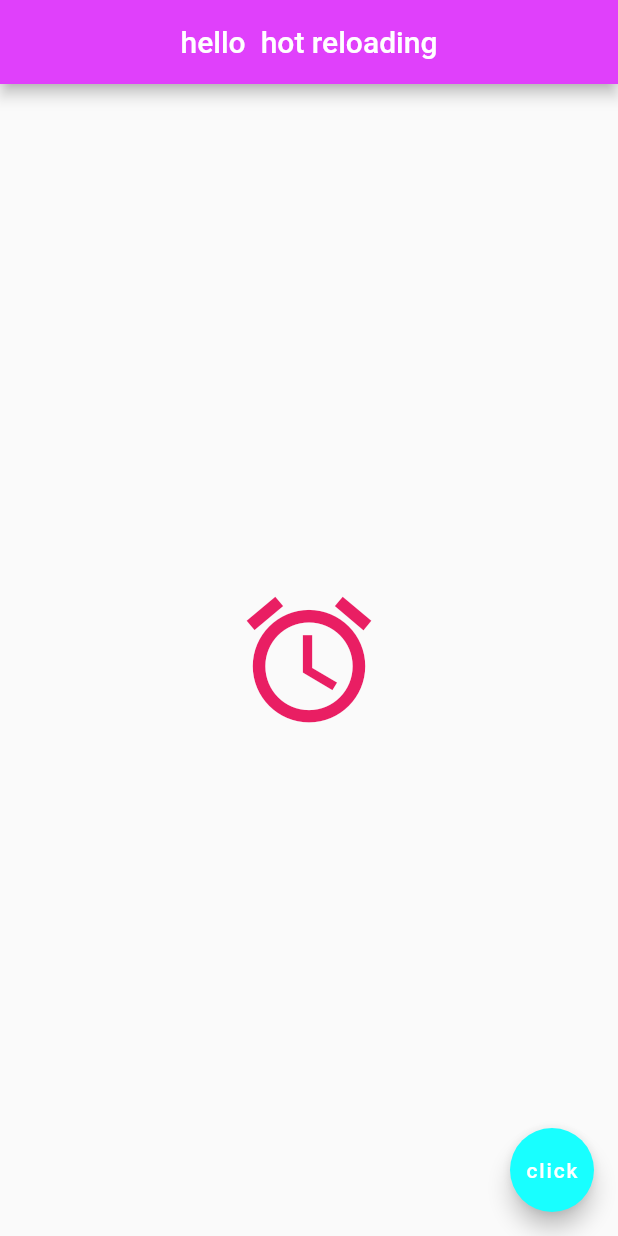
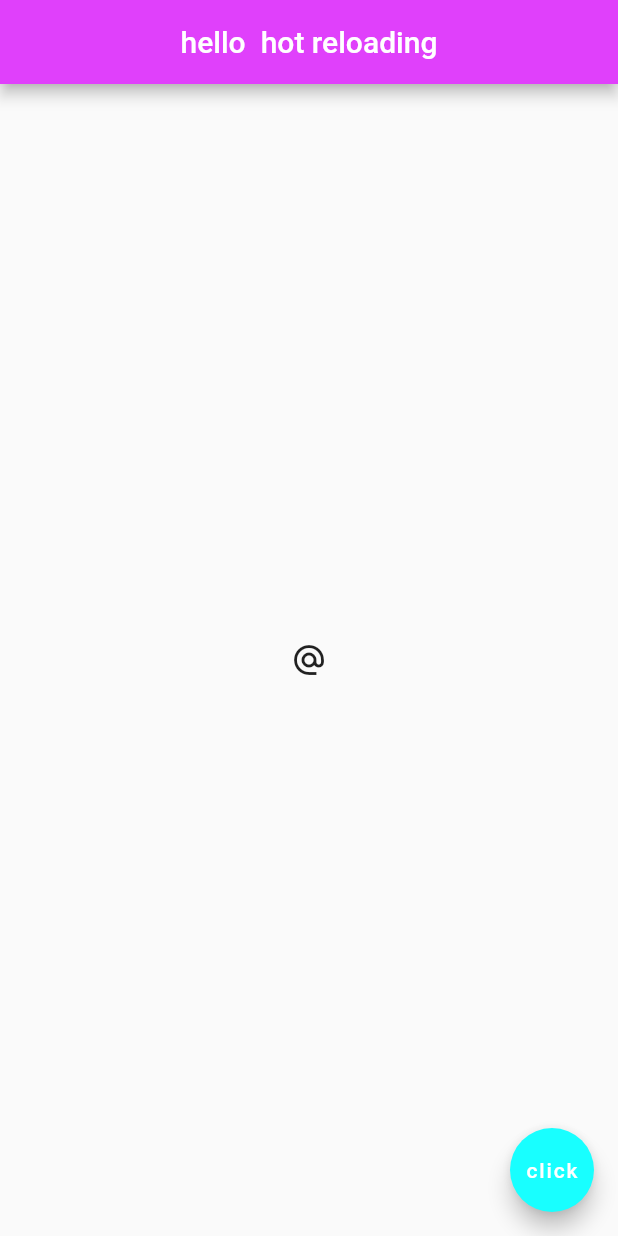
Before and after one commit to Jumpo-523/flutter_tutorial, a Flutter app: the screen it shows after launch, on a phone screen of 412 x 824 dp. Run offline on Flutter 3.47's test engine with Material 2 defaults, Android fonts, the phone set to English and light mode, and no system bars.

Commit message:
How to Use IconButton/ Icon/ RaisedButton

```diff
--- a/lib/main.dart
+++ b/lib/main.dart
@@ -34,11 +34,24 @@ class Home extends StatelessWidget {
         //     fontFamily: "Goldman",
         //   ),
         // ),
-        child: Icon(
-          Icons.access_alarm,
-          color: Colors.pink,
-          size: 100,
-        )
+        // child: RaisedButton.icon(
+        //   icon: Icon(
+        //     Icons.mail
+        //   ),
+        //   label: Text("mail me"),
+        //   onPressed: (){
+        //     print("you clicked me!");
+        //   },
+        //   color: Colors.lightBlue,
+        // )
+        //
+          child: IconButton(
+            onPressed: (){
+              print("aaa");
+            },
+            icon: Icon(Icons.alternate_email),
+          )
+
       ),
       floatingActionButton: FloatingActionButton(
         child: Text('click'),
```
